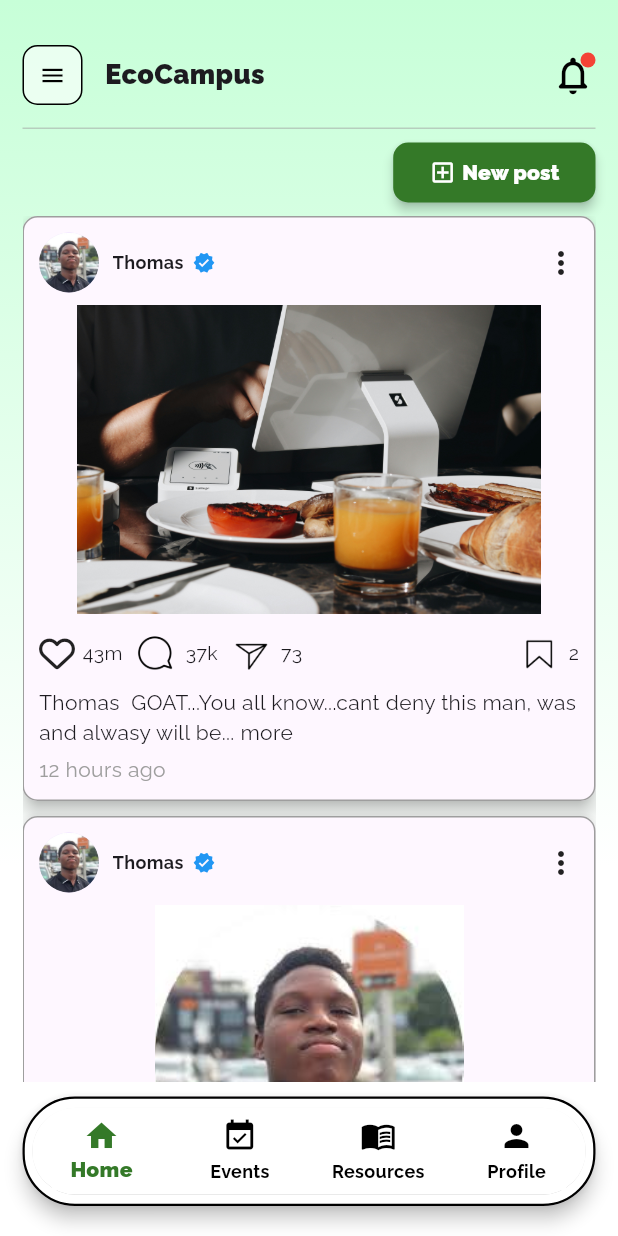
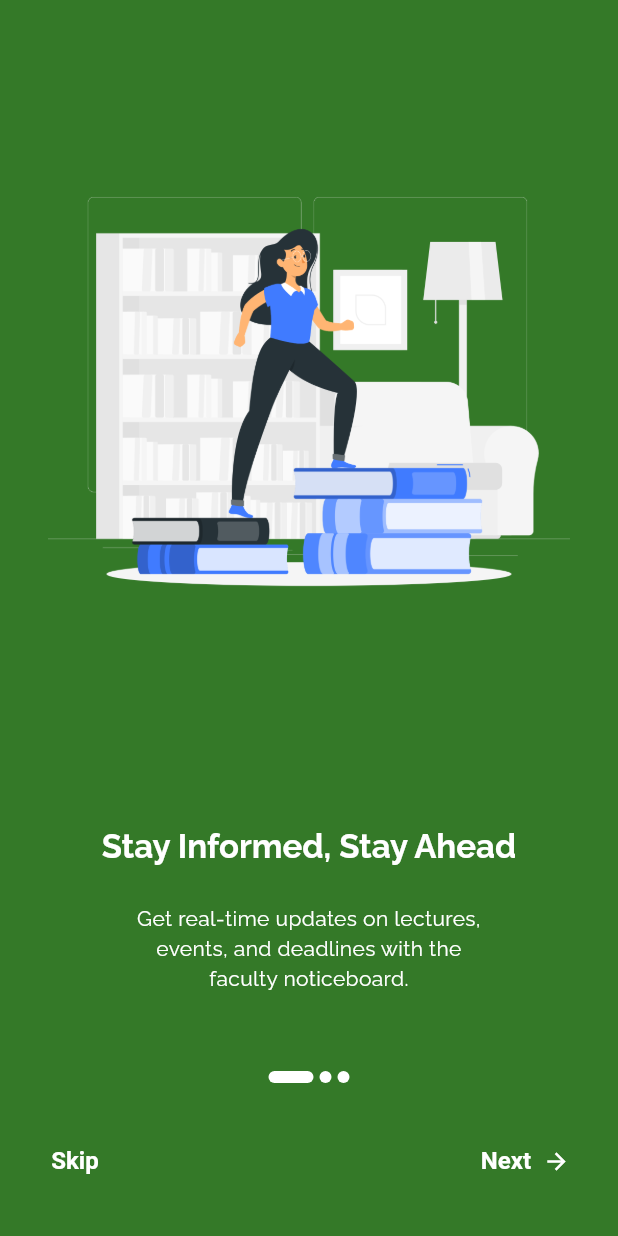
Before and after one commit to Agboola-Oyewole/Faculty-App, a Flutter app: the screen it shows after launch, on a phone screen of 412 x 824 dp. Run offline on Flutter 3.47's test engine with Material 3 defaults, Android fonts, the phone set to English and light mode, and no system bars; our stand-ins replace file_picker, font_awesome_flutter, image_picker, sign_in_button.

Commit message:
Complete sign in screen

```diff
--- a/lib/main.dart
+++ b/lib/main.dart
@@ -1,11 +1,11 @@
-import 'package:faculty_app/bottom_nav_bar.dart';
+import 'package:faculty_app/splash_screen.dart';
 import 'package:flutter/material.dart';
 
 void main() {
   runApp(
     MaterialApp(
       debugShowCheckedModeBanner: false,
-      home: const BottomNavBar(),
+      home: const OnboardingPage1(),
       theme: ThemeData(
         fontFamily: 'Railway', // Set your custom font family here
       ),
--- /dev/null
+++ b/lib/splash_screen.dart
@@ -0,0 +1,263 @@
+import 'package:faculty_app/personal_details.dart';
+import 'package:flutter/material.dart';
+import 'package:sign_in_button/sign_in_button.dart';
+
+class OnboardingPage1 extends StatelessWidget {
+  const OnboardingPage1({super.key});
+
+  @override
+  Widget build(BuildContext context) {
+    return Scaffold(
+      body: OnboardingPagePresenter(pages: [
+        OnboardingPageModel(
+          title: 'Stay Informed, Stay Ahead',
+          description:
+              'Get real-time updates on lectures, events, and deadlines with the faculty noticeboard.',
+          imageUrl: 'assets/images/Learning-rafiki.png',
+          bgColor: Color(0xff347928), // Deep Green
+        ),
+        OnboardingPageModel(
+          title: 'Find Lecturers & Offices Easily',
+          description:
+              'A simple directory to search for lecturers, office locations, and contacts.',
+          imageUrl: 'assets/images/Teaching-amico.png',
+          bgColor: Color(0xffAAB99A), // Soft Off-White
+        ),
+        OnboardingPageModel(
+          title: 'Never Miss a Class',
+          description: 'Access lecture timetables and exam schedules easily.',
+          imageUrl: 'assets/images/Learning-cuate.png',
+          bgColor: Color(0xffC7FFD8), // Navy Blue
+        ),
+      ]),
+    );
+  }
+}
+
+class OnboardingPagePresenter extends StatefulWidget {
+  final List<OnboardingPageModel> pages;
+  final VoidCallback? onSkip;
+  final VoidCallback? onFinish;
+
+  const OnboardingPagePresenter(
+      {super.key, required this.pages, this.onSkip, this.onFinish});
+
+  @override
+  State<OnboardingPagePresenter> createState() => _OnboardingPageState();
+}
+
+class _OnboardingPageState extends State<OnboardingPagePresenter> {
+  // Store the currently visible page
+  int _currentPage = 0;
+
+  // Define a controller for the pageview
+  final PageController _pageController = PageController(initialPage: 0);
+
+  @override
+  Widget build(BuildContext context) {
+    return Scaffold(
+      body: AnimatedContainer(
+        duration: const Duration(milliseconds: 250),
+        color: widget.pages[_currentPage].bgColor,
+        child: SafeArea(
+          child: Column(
+            children: [
+              Expanded(
+                // Pageview to render each page
+                child: PageView.builder(
+                  controller: _pageController,
+                  itemCount: widget.pages.length,
+                  onPageChanged: (idx) {
+                    // Change current page when pageview changes
+                    setState(() {
+                      _currentPage = idx;
+                    });
+                  },
+                  itemBuilder: (context, idx) {
+                    final item = widget.pages[idx];
+                    return Column(
+                      children: [
+                        Expanded(
+                          flex: 3,
+                          child: Padding(
+                            padding: const EdgeInsets.all(32.0),
+                            child: Image.asset(
+                              item.imageUrl,
+                            ),
+                          ),
+                        ),
+                        Expanded(
+                            flex: 1,
+                            child: Column(children: [
+                              Padding(
+                                padding: const EdgeInsets.all(16.0),
+                                child: Text(item.title,
+                                    style: Theme.of(context)
+                                        .textTheme
+                                        .titleLarge
+                                        ?.copyWith(
+                                          fontWeight: FontWeight.bold,
+                                          color: _currentPage ==
+                                                  widget.pages.length - 1
+                                              ? Colors.black
+                                              : item.textColor,
+                                        )),
+                              ),
+                              Container(
+                                constraints:
+                                    const BoxConstraints(maxWidth: 280),
+                                padding: const EdgeInsets.symmetric(
+                                    horizontal: 24.0, vertical: 8.0),
+                                child: Text(item.description,
+                                    textAlign: TextAlign.center,
+                                    style: Theme.of(context)
+                                        .textTheme
+                                        .bodyMedium
+                                        ?.copyWith(
+                                          color: _currentPage ==
+                                                  widget.pages.length - 1
+                                              ? Colors.black
+                                              : item.textColor,
+                                        )),
+                              )
+                            ]))
+                      ],
+                    );
+                  },
+                ),
+              ),
+
+              // Current page indicator
+              _currentPage != widget.pages.length - 1
+                  ? Row(
+                      mainAxisAlignment: MainAxisAlignment.center,
+                      children: widget.pages
+                          .map((item) => AnimatedContainer(
+                                duration: const Duration(milliseconds: 250),
+                                width:
+                                    _currentPage == widget.pages.indexOf(item)
+                                        ? 30
+                                        : 8,
+                                height: 8,
+                                margin: const EdgeInsets.all(2.0),
+                                decoration: BoxDecoration(
+                                    color:
+                                        _currentPage == widget.pages.length - 1
+                                            ? Colors.black
+                                            : Colors.white,
+                                    borderRadius: BorderRadius.circular(10.0)),
+                              ))
+                          .toList(),
+                    )
+                  : Container(),
+
+              // Bottom buttons
+              _currentPage != widget.pages.length - 1
+                  ? Padding(
+                      padding: const EdgeInsets.symmetric(horizontal: 20.0),
+                      child: SizedBox(
+                        height: 100,
+                        child: Row(
+                          mainAxisAlignment: MainAxisAlignment.spaceBetween,
+                          children: [
+                            TextButton(
+                                style: TextButton.styleFrom(
+                                    visualDensity: VisualDensity.comfortable,
+                                    foregroundColor:
+                                        _currentPage == widget.pages.length - 1
+                                            ? Colors.black
+                                            : Colors.white,
+                                    textStyle: const TextStyle(
+                                        fontSize: 16,
+                                        fontWeight: FontWeight.bold)),
+                                onPressed: () {
+                                  widget.onSkip?.call();
+                                },
+                                child: const Text("Skip")),
+                            TextButton(
+                              style: TextButton.styleFrom(
+                                  visualDensity: VisualDensity.comfortable,
+                                  foregroundColor:
+                                      _currentPage == widget.pages.length - 1
+                                          ? Colors.black
+                                          : Colors.white,
+                                  textStyle: const TextStyle(
+                                      fontSize: 16,
+                                      fontWeight: FontWeight.bold)),
+                              onPressed: () {
+                                if (_currentPage == widget.pages.length - 1) {
+                                  widget.onFinish?.call();
+                                } else {
+                                  _pageController.animateToPage(
+                                      _currentPage + 1,
+                                      curve: Curves.easeInOutCubic,
+                                      duration:
+                                          const Duration(milliseconds: 250));
+                                }
+                              },
+                              child: Row(
+                                children: [
+                                  Text(
+                                    _currentPage == widget.pages.length - 1
+                                        ? "Finish"
+                                        : "Next",
+                                  ),
+                                  const SizedBox(width: 8),
+                                  Icon(
+                                    _currentPage == widget.pages.length - 1
+                                        ? Icons.done
+                                        : Icons.arrow_forward,
+                                    color:
+                                        _currentPage == widget.pages.length - 1
+                                            ? Colors.black
+                                            : Colors.white,
+                                  ),
+                                ],
+                              ),
+                            ),
+                          ],
+                        ),
+                      ),
+                    )
+                  : Padding(
+                      padding: const EdgeInsets.only(bottom: 20),
+                      child: ClipRRect(
+                        borderRadius: BorderRadius.circular(16),
+                        // Adjust the radius as needed
+                        child: SignInButton(
+                          padding: const EdgeInsets.only(
+                              left: 20, top: 10, bottom: 10),
+                          Buttons.google,
+                          text: "Sign in with Google",
+                          onPressed: () {
+                            Navigator.push(
+                                context,
+                                MaterialPageRoute(
+                                    builder: (context) =>
+                                        PersonalInfoScreen()));
+                          },
+                        ),
+                      ),
+                    ),
+            ],
+          ),
+        ),
+      ),
+    );
+  }
+}
+
+class OnboardingPageModel {
+  final String title;
+  final String description;
+  final String imageUrl;
+  final Color bgColor;
+  final Color textColor;
+
+  OnboardingPageModel(
+      {required this.title,
+      required this.description,
+      required this.imageUrl,
+      this.bgColor = Colors.blue,
+      this.textColor = Colors.white});
+}
--- a/pubspec.yaml
+++ b/pubspec.yaml
@@ -37,6 +37,8 @@ dependencies:
   font_awesome_flutter: ^10.7.0
   image_picker: ^1.1.2
   file_picker: ^9.2.1
+  concentric_transition: ^1.0.3
+  sign_in_button: ^3.2.0
 
 dev_dependencies:
   flutter_test:
```
Also changed, not shown: lib/event_screen.dart (+12 -1 lines), lib/home_screen.dart (+10 -1 lines), lib/notification_screen.dart (added, +174 -0 lines), lib/personal_details.dart (added, +157 -0 lines), lib/profile_screen.dart (+26 -3 lines), lib/rescources_screen.dart (+15 -3 lines), assets/images/Allura - Keeping in Touch.png (added), assets/images/Learning-cuate.png (added), assets/images/Learning-rafiki.png (added), assets/images/Open Doodles - Thinking Out Loud.png (added), assets/images/Teaching-amico.png (added), assets/images/college class-bro.png (added), assets/images/college project-rafiki.png (added), assets/images/college students-cuate.png (added), 2 more files, 1 other file.
